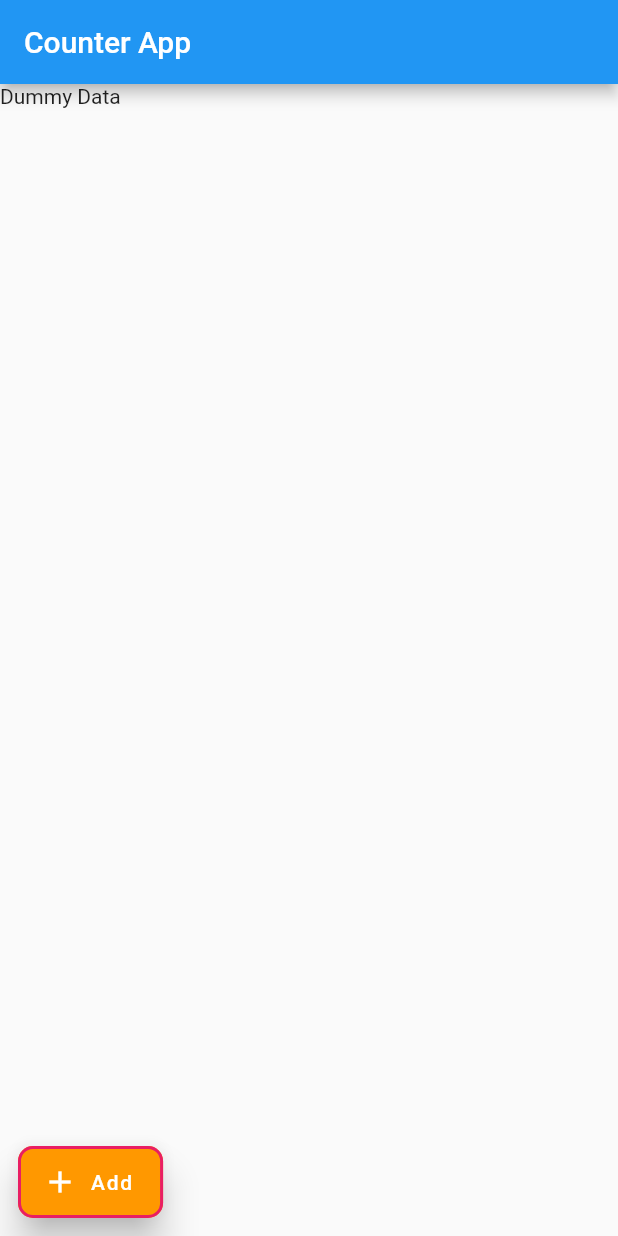
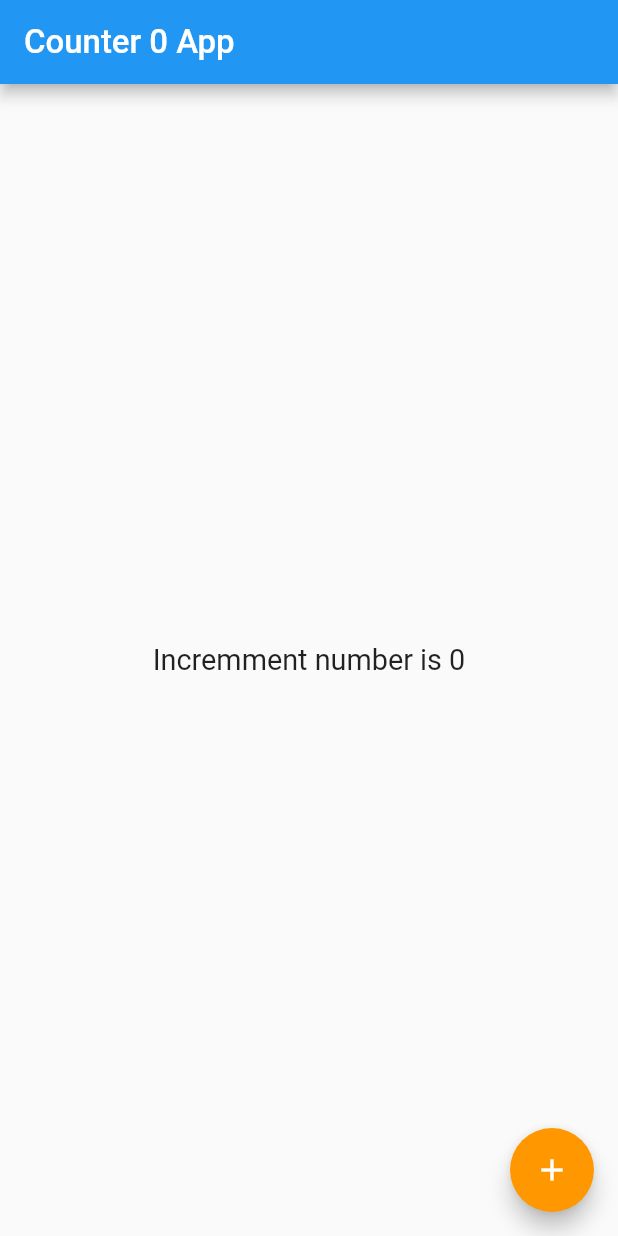
Before and after one commit to jpmehedi/ict-flutter-batch-7, a Flutter app: the screen it shows after launch, on a phone screen of 412 x 824 dp. Run offline on Flutter 3.47's test engine with Material 2 defaults, Android fonts, the phone set to English and light mode, and no system bars; our stand-ins replace sizer.

Commit message:
Basic conunter app

```diff
--- a/lib/counter_app.dart
+++ b/lib/counter_app.dart
@@ -1,44 +1,84 @@
 import 'package:flutter/material.dart';
+import 'package:sizer/sizer.dart';
 
-class CounterApp extends StatelessWidget {
+class CounterApp extends StatefulWidget {
   const CounterApp({ Key? key }) : super(key: key);
+
+  @override
+  _CounterAppState createState() => _CounterAppState();
+}
+
+class _CounterAppState extends State<CounterApp> {
+
+  int count = 0;
+  _onCountPressed() {
+    setState(() {
+      count++;
+    });
+  }
 
   @override
   Widget build(BuildContext context) {
     return Scaffold(
-      appBar: AppBar(title: Text("Counter App"),),
+      appBar: AppBar(title: Text("Counter $count App", style: TextStyle(
+          fontSize: SizerUtil.deviceType == DeviceType.web ? 4.sp : 16.sp),
+        ),
+      ),
       body: Column(
+        mainAxisAlignment: MainAxisAlignment.center,
         children: [
-          Text("Dummy Data")
+          //  SizerUtil.deviceType == DeviceType.mobile ? Container(  // Widget for Tablet
+          //     width: 50.w,
+          //     height: 30.h,
+          //     color: Colors.orange,
+          //   ) : Container(
+          //     width: 40.w,
+          //     height: 20.h,
+          //     color: Colors.orange,
+          //   )
+
+
+          Center(
+            child: Text(
+              "Incremment number is $count",
+              style: TextStyle(
+              fontSize: 14.sp,
+            ),
+           ),
+          )
+
         ],
       ),
 
-      // floatingActionButton: FloatingActionButton(
-      //   backgroundColor: Colors.orange,
-      //   hoverColor: Colors.pink,
-      //   tooltip: "Any text",
-      //   onPressed: (){},
-      //   child: Icon(Icons.add),
-      // ),
-      floatingActionButtonLocation: FloatingActionButtonLocation.miniStartFloat,
-      floatingActionButton: FloatingActionButton.extended(
+      floatingActionButton: FloatingActionButton(
         backgroundColor: Colors.orange,
-        elevation: 10,
-        shape: RoundedRectangleBorder(
-          borderRadius: BorderRadius.circular(10),
-          side: BorderSide(
-            color: Colors.pink,
-            width: 2
-          )
-        ),
         hoverColor: Colors.pink,
         tooltip: "Any text",
         onPressed: (){
-          _showDialog(context);
+          _onCountPressed();
+          // _showDialog(context);
         },
-        label: Text("Add"),
-        icon: Icon(Icons.add),
+        child: Icon(Icons.add),
       ),
+      floatingActionButtonLocation: FloatingActionButtonLocation.endFloat,
+      // floatingActionButton: FloatingActionButton.extended(
+      //   backgroundColor: Colors.orange,
+      //   elevation: 10,
+      //   shape: RoundedRectangleBorder(
+      //     borderRadius: BorderRadius.circular(10),
+      //     side: BorderSide(
+      //       color: Colors.pink,
+      //       width: 2
+      //     )
+      //   ),
+      //   hoverColor: Colors.pink,
+      //   tooltip: "Any text",
+      //   onPressed: (){
+      //     _showDialog(context);
+      //   },
+      //   label: Text("Add"),
+      //   icon: Icon(Icons.add),
+      // ),
     );
   }
 }
@@ -46,6 +86,7 @@ class CounterApp extends StatelessWidget {
 
 _showDialog(BuildContext context) {
   showDialog(
+    barrierDismissible: false,
     context: context,
     builder: (BuildContext context) {
       return AlertDialog(
--- a/lib/main.dart
+++ b/lib/main.dart
@@ -1,14 +1,18 @@
 
 import 'package:demo_project/counter_app.dart';
 import 'package:flutter/material.dart';
-
+import 'package:sizer/sizer.dart';
 
 void main () {
   runApp(
-    MaterialApp(
-      title: "Demo App",
-      debugShowCheckedModeBanner: false,
-      home: CounterApp(),
-    ),
+    Sizer(
+      builder: (context, orientation, deviceType){
+        return MaterialApp(
+        title: "Demo App",
+        debugShowCheckedModeBanner: false,
+        home: CounterApp(),
+       );
+      }
+    )
   );
 }
--- a/pubspec.yaml
+++ b/pubspec.yaml
@@ -27,6 +27,7 @@ dependencies:
   # The following adds the Cupertino Icons font to your application.
   # Use with the CupertinoIcons class for iOS style icons.
   cupertino_icons: ^1.0.2
+  sizer: ^2.0.15
 
 dev_dependencies:
   flutter_test:
```
Also changed, not shown: pubspec.lock.
